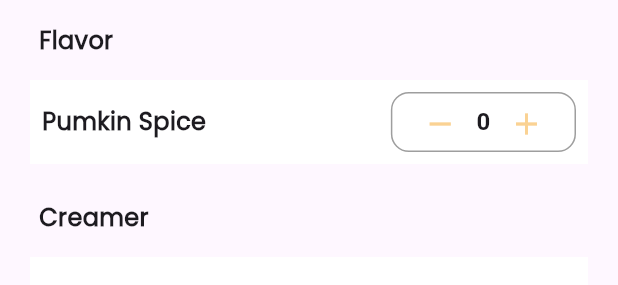
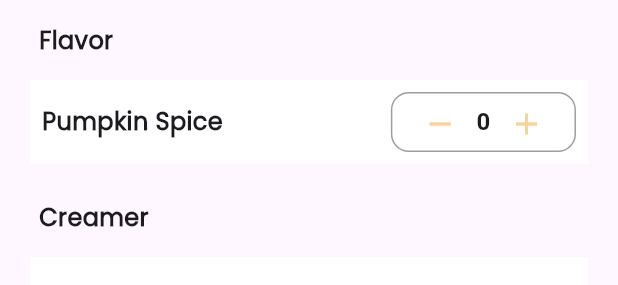
Before and after one commit to Dina266/Coffe_Shop_App, a Flutter app: the CustomDetailsItem widget shown alone on an empty page, opened directly with empty values, on a phone screen of 412 x 824 dp. Shown: the part 613-898 px from the top of the screen. Run offline on Flutter 3.47's test engine with Material 3 defaults, Android fonts, the phone set to English and light mode, and no system bars; our stand-ins replace bloc, dartz, dio, firebase_auth, firebase_core, flutter_bloc and 8 more; missing offline and left inert: flutter_stripe; accounts and stored records are empty.

Commit message:
translation done

```diff
--- a/lib/features/details/presentation/views/widgets/custom_Details_item_body.dart
+++ b/lib/features/details/presentation/views/widgets/custom_Details_item_body.dart
@@ -77,7 +77,7 @@ class _CustomDetailsItemState extends State<CustomDetailsItem> {
           height: 24,
         ),
         CustomIncrementalItems(
-            title: S.of(context).flavor, subTitle: "Pumkin Spice"),
+            title: S.of(context).flavor, subTitle: S.of(context).flavorSubtitle),
         const SizedBox(
           height: 24,
         ),
```
